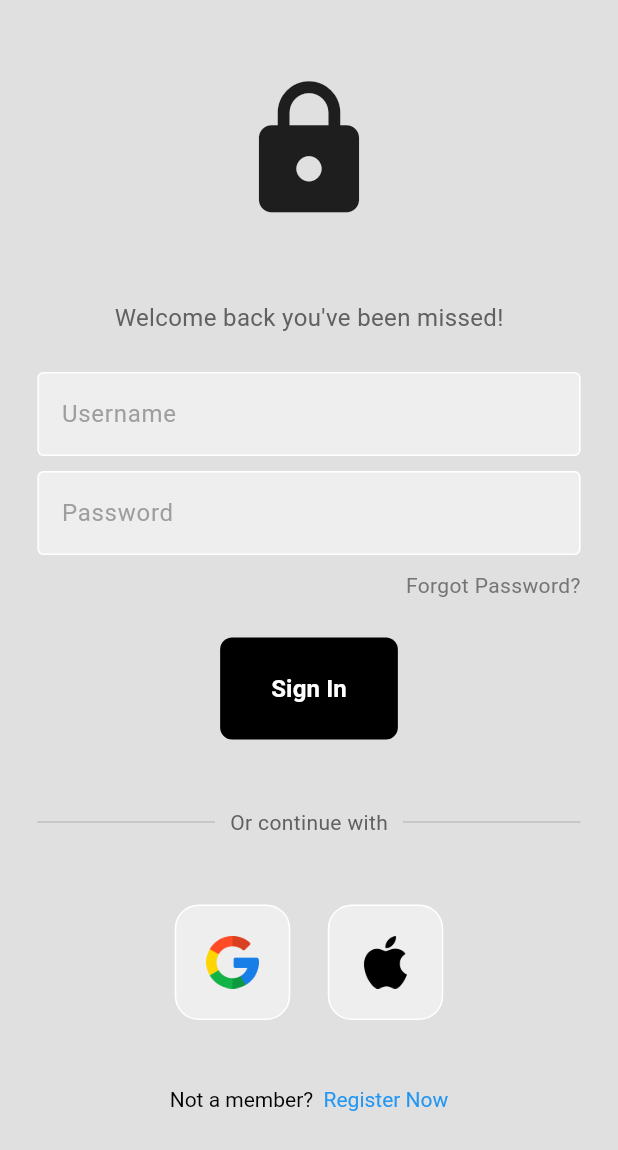
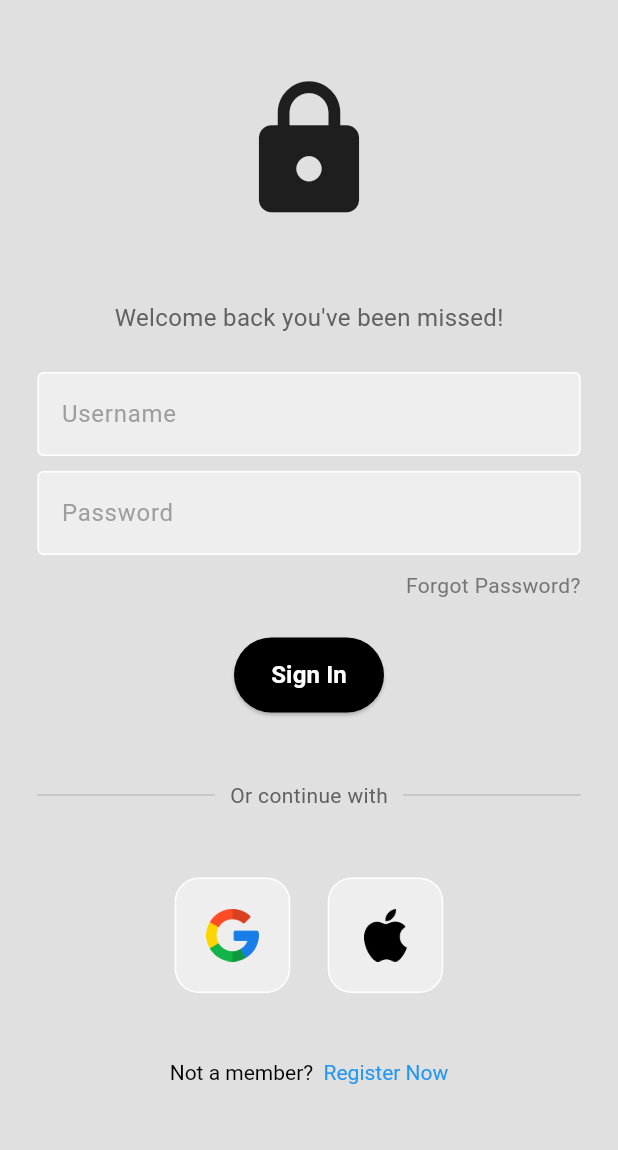
Before and after one commit to nsabir0/material_login_ui, a Flutter app: the screen it shows after launch, on a phone screen of 412 x 824 dp. Shown: the top 1150 px of the screen. Run offline on Flutter 3.47's test engine with Material 3 defaults, Android fonts, the phone set to English and light mode, and no system bars; drawn by our look-alikes of custom_refresh_indicator; our stand-ins replace get.

Commit message:
refresh indicator update...

```diff
--- a/lib/components/custom_indicator.dart
+++ b/lib/components/custom_indicator.dart
@@ -22,9 +22,8 @@ class CheckMarkStyle {
   });
 
   static const defaultStyle = CheckMarkStyle(
-    loading: CheckMarkColors(content: Colors.white, background: Colors.black),
-    completed:
-        CheckMarkColors(content: Colors.white, background: Colors.greenAccent),
+    loading: CheckMarkColors(content: Colors.black, background: Colors.white),
+    completed: CheckMarkColors(content: Colors.green, background: Colors.white),
   );
 }
 
@@ -52,10 +51,11 @@ class _CheckMarkIndicatorState extends State<CheckMarkIndicator>
   @override
   Widget build(BuildContext context) {
     return CustomMaterialIndicator(
+      elevation: 3,
       withRotation: false,
       onRefresh: () => Future.delayed(const Duration(seconds: 2)),
       durations: const RefreshIndicatorDurations(
-        completeDuration: Duration(seconds: 2),
+        completeDuration: Duration(seconds: 1),
       ),
       onStateChanged: (change) {
         /// set [_renderCompleteState] to true when controller.state become completed
@@ -67,22 +67,19 @@ class _CheckMarkIndicatorState extends State<CheckMarkIndicator>
           _renderCompleteState = false;
         }
       },
-      indicatorBuilder: (
-        BuildContext context,
-        IndicatorController controller,
-      ) {
+      indicatorBuilder: (BuildContext context, IndicatorController controller) {
         final style = _renderCompleteState
             ? widget.style.completed
             : widget.style.loading;
         return AnimatedContainer(
+          alignment: Alignment.center,
           duration: const Duration(milliseconds: 150),
-          alignment: Alignment.center,
           decoration: BoxDecoration(
             color: style.background,
             shape: BoxShape.circle,
           ),
           child: _renderCompleteState
-              ? const Icon(Icons.check, color: Colors.white)
+              ? const Icon(Icons.check, color: Colors.green)
               : SizedBox(
                   height: 24,
                   width: 24,
--- a/lib/components/my_button.dart
+++ b/lib/components/my_button.dart
@@ -9,20 +9,14 @@ class MyButton extends StatelessWidget {
 
   @override
   Widget build(BuildContext context) {
-    return Container(
-      padding: const EdgeInsets.all(10),
-      decoration: BoxDecoration(
-        color: Colors.black,
-        borderRadius: BorderRadius.circular(8),
-      ),
-      child: ElevatedButton(
-        onPressed: onPressed,
-        style: ElevatedButton.styleFrom(backgroundColor: Colors.black),
-        child: Text(
-          buttonText,
-          style: const TextStyle(
-              color: Colors.white, fontWeight: FontWeight.bold, fontSize: 16),
-        ),
+    return ElevatedButton(
+      onPressed: onPressed,
+      style: ElevatedButton.styleFrom(
+          backgroundColor: Colors.black, minimumSize: const Size(100, 50)),
+      child: Text(
+        buttonText,
+        style: const TextStyle(
+            color: Colors.white, fontWeight: FontWeight.bold, fontSize: 16),
       ),
     );
   }
```
